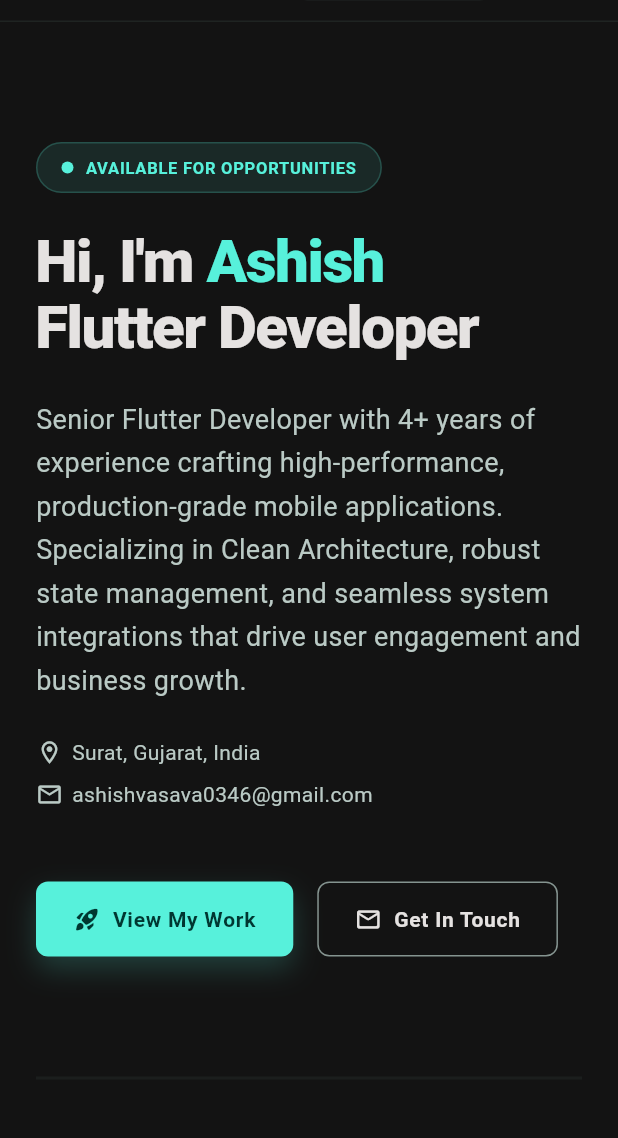
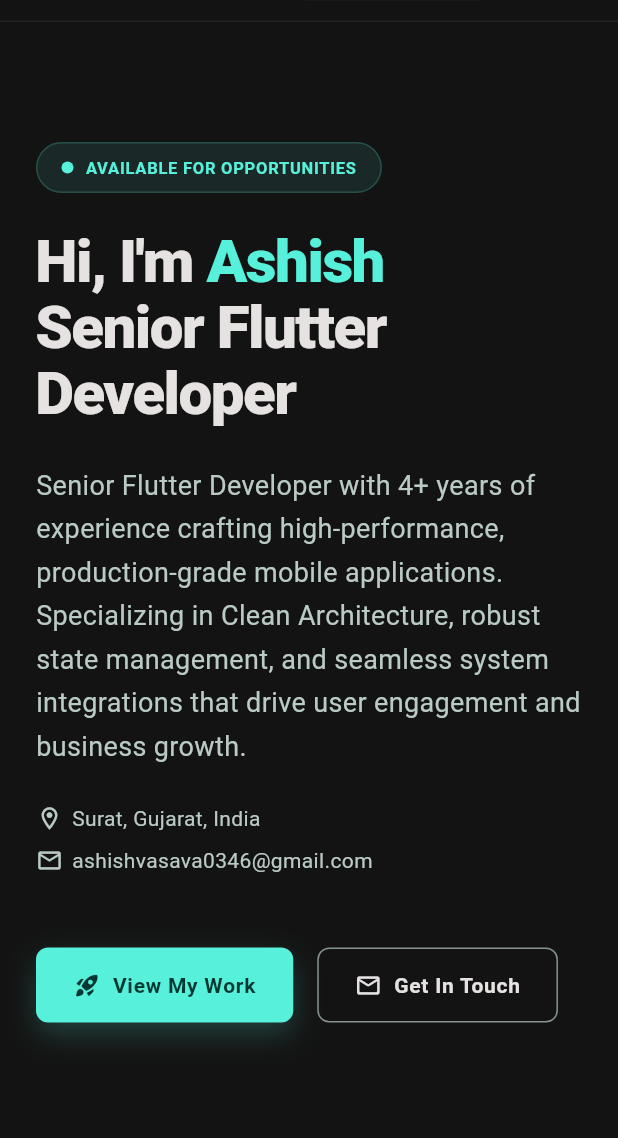
Before and after one commit to ASHISH1317/my-portfolio, a Flutter app: the screen it shows after launch, on a phone screen of 412 x 824 dp, the part 74-1212 px from its top. Run offline on Flutter 3.47's test engine with Material 3 defaults, Android fonts, the phone set to English and light mode, and no system bars; drawn by our look-alikes of flutter_animate; our stand-ins replace font_awesome_flutter, get, visibility_detector; missing offline and left inert: dart:html; network calls fail; Roboto replaces fonts that are missing (Be Vietnam Pro, JetBrains Mono).

Commit message:
feat: update professional title to Senior Flutter Developer in portfolio data and hero section

```diff
--- a/lib/app/data/portfolio_data.dart
+++ b/lib/app/data/portfolio_data.dart
@@ -1,7 +1,7 @@
 class PortfolioData {
   static const String name = "Ashish";
   static const String fullName = "Ashish Vasava";
-  static const String title = "Flutter Developer";
+  static const String title = "Senior Flutter Developer";
   static const String heroTagline = "Hi, I'm Ashish";
   static const String heroSubTagline = "Senior Flutter Developer with 4+ years of experience crafting high-performance, production-grade mobile applications. Specializing in Clean Architecture, robust state management, and seamless system integrations that drive user engagement and business growth.";
 
--- a/lib/app/sections/hero_section.dart
+++ b/lib/app/sections/hero_section.dart
@@ -105,7 +105,7 @@ class _HeroSectionState extends State<HeroSection> {
                   text: controller.name,
                   style: TextStyle(color: ThemeConfig.primary),
                 ),
-                const TextSpan(text: "\nFlutter Developer"),
+                const TextSpan(text: "\nSenior Flutter Developer"),
               ],
             ),
           ),
```
